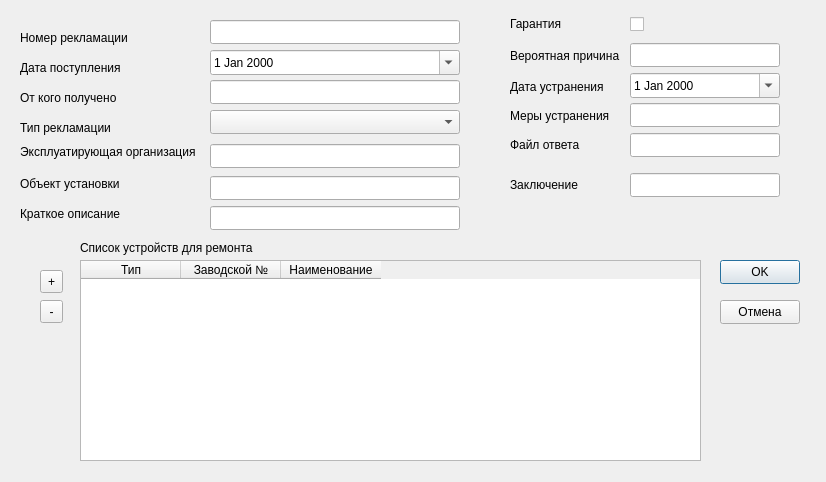
Qt form Remont/claimdetail.ui (AlexeyScherbakov2021/Remont2) before a commit.
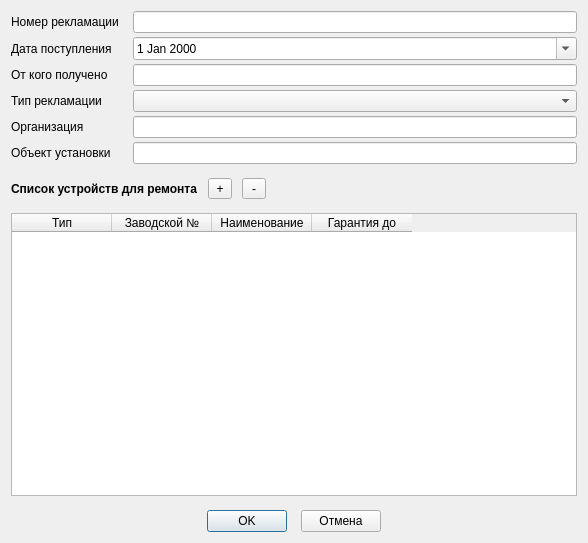
The same form after that commit.

Commit message: Первая отладка до начала ремонта

```diff
--- a/Remont/claimdetail.ui
+++ b/Remont/claimdetail.ui
@@ -6,359 +6,153 @@
    <rect>
     <x>0</x>
     <y>0</y>
-    <width>826</width>
-    <height>482</height>
+    <width>588</width>
+    <height>543</height>
    </rect>
   </property>
   <property name="windowTitle">
    <string>Рекламация</string>
   </property>
+  <layout class="QVBoxLayout" name="verticalLayout_2">
+   <property name="spacing">
+    <number>14</number>
+   </property>
+   <item>
+    <layout class="QFormLayout" name="formLayout">
+     <property name="verticalSpacing">
+      <number>4</number>
+     </property>
+     <item row="0" column="0">
   <widget class="QLabel" name="label">
-   <property name="geometry">
-    <rect>
-     <x>20</x>
-     <y>30</y>
-     <width>180</width>
-     <height>16</height>
-    </rect>
-   </property>
    <property name="text">
     <string>Номер рекламации</string>
    </property>
   </widget>
+     </item>
+     <item row="0" column="1">
+      <widget class="QLineEdit" name="leNumber"/>
+     </item>
+     <item row="1" column="0">
   <widget class="QLabel" name="label_2">
-   <property name="geometry">
-    <rect>
-     <x>20</x>
-     <y>60</y>
-     <width>180</width>
-     <height>16</height>
-    </rect>
-   </property>
    <property name="text">
     <string>Дата поступления</string>
    </property>
   </widget>
+     </item>
+     <item row="1" column="1">
+      <widget class="QDateEdit" name="deDateClaim">
+       <property name="calendarPopup">
+        <bool>true</bool>
+       </property>
+      </widget>
+     </item>
+     <item row="2" column="0">
   <widget class="QLabel" name="label_3">
-   <property name="geometry">
-    <rect>
-     <x>20</x>
-     <y>90</y>
-     <width>180</width>
-     <height>16</height>
-    </rect>
-   </property>
    <property name="text">
     <string>От кого получено</string>
    </property>
   </widget>
+     </item>
+     <item row="2" column="1">
+      <widget class="QLineEdit" name="leFromWho"/>
+     </item>
+     <item row="3" column="0">
   <widget class="QLabel" name="label_4">
-   <property name="geometry">
-    <rect>
-     <x>20</x>
-     <y>120</y>
-     <width>180</width>
-     <height>16</height>
-    </rect>
-   </property>
    <property name="text">
     <string>Тип рекламации</string>
    </property>
   </widget>
+     </item>
+     <item row="3" column="1">
+      <widget class="QComboBox" name="cbTypeClaim"/>
+     </item>
+     <item row="4" column="0">
   <widget class="QLabel" name="label_5">
-   <property name="geometry">
-    <rect>
-     <x>20</x>
-     <y>144</y>
-     <width>180</width>
-     <height>16</height>
-    </rect>
-   </property>
    <property name="layoutDirection">
     <enum>Qt::LayoutDirection::LeftToRight</enum>
    </property>
    <property name="text">
-    <string>Эксплуатирующая организация</string>
-   </property>
-  </widget>
+        <string>Организация</string>
+       </property>
+      </widget>
+     </item>
+     <item row="4" column="1">
+      <widget class="QLineEdit" name="leOrganiz"/>
+     </item>
+     <item row="5" column="0">
   <widget class="QLabel" name="label_6">
-   <property name="geometry">
-    <rect>
-     <x>20</x>
-     <y>176</y>
-     <width>180</width>
-     <height>16</height>
-    </rect>
-   </property>
    <property name="text">
     <string>Объект установки</string>
    </property>
   </widget>
-  <widget class="QLabel" name="label_7">
-   <property name="geometry">
-    <rect>
-     <x>20</x>
-     <y>206</y>
-     <width>180</width>
-     <height>16</height>
-    </rect>
-   </property>
-   <property name="text">
-    <string>Краткое описание</string>
-   </property>
-  </widget>
-  <widget class="QLabel" name="label_16">
-   <property name="geometry">
-    <rect>
-     <x>510</x>
-     <y>16</y>
-     <width>120</width>
-     <height>16</height>
-    </rect>
-   </property>
+     </item>
+     <item row="5" column="1">
+      <widget class="QLineEdit" name="leObjectInst"/>
+     </item>
+    </layout>
+   </item>
+   <item>
+    <layout class="QVBoxLayout" name="verticalLayout">
+     <item>
+      <layout class="QHBoxLayout" name="horizontalLayout">
+       <property name="spacing">
+        <number>10</number>
+       </property>
+       <item>
+        <widget class="QLabel" name="label_8">
+         <property name="font">
+          <font>
+           <bold>true</bold>
+          </font>
+         </property>
    <property name="text">
-    <string>Гарантия</string>
-   </property>
-  </widget>
-  <widget class="QLabel" name="label_17">
-   <property name="geometry">
-    <rect>
-     <x>510</x>
-     <y>48</y>
-     <width>120</width>
-     <height>16</height>
-    </rect>
+          <string>Список устройств для ремонта</string>
+         </property>
+        </widget>
+       </item>
+       <item>
+        <widget class="QToolButton" name="tbAddDevice">
+         <property name="minimumSize">
+          <size>
+           <width>24</width>
+           <height>0</height>
+          </size>
    </property>
    <property name="text">
-    <string>Вероятная причина</string>
-   </property>
-  </widget>
-  <widget class="QLabel" name="label_18">
-   <property name="geometry">
-    <rect>
-     <x>510</x>
-     <y>79</y>
-     <width>120</width>
-     <height>16</height>
-    </rect>
+          <string>+</string>
+         </property>
+        </widget>
+       </item>
+       <item>
+        <widget class="QToolButton" name="tbDeleteDevice">
+         <property name="minimumSize">
+          <size>
+           <width>24</width>
+           <height>0</height>
+          </size>
    </property>
    <property name="text">
-    <string>Дата устранения</string>
-   </property>
-  </widget>
-  <widget class="QLabel" name="label_19">
-   <property name="geometry">
-    <rect>
-     <x>510</x>
-     <y>108</y>
-     <width>120</width>
-     <height>16</height>
-    </rect>
-   </property>
-   <property name="text">
-    <string>Меры устранения</string>
-   </property>
-  </widget>
-  <widget class="QLabel" name="label_20">
-   <property name="geometry">
-    <rect>
-     <x>510</x>
-     <y>137</y>
-     <width>120</width>
-     <height>16</height>
-    </rect>
-   </property>
-   <property name="text">
-    <string>Файл ответа</string>
-   </property>
-  </widget>
-  <widget class="QLabel" name="label_21">
-   <property name="geometry">
-    <rect>
-     <x>510</x>
-     <y>177</y>
-     <width>120</width>
-     <height>16</height>
-    </rect>
-   </property>
-   <property name="text">
-    <string>Заключение</string>
-   </property>
-  </widget>
-  <widget class="QLineEdit" name="leNumber">
-   <property name="geometry">
-    <rect>
-     <x>210</x>
-     <y>20</y>
-     <width>250</width>
-     <height>24</height>
-    </rect>
-   </property>
-  </widget>
-  <widget class="QLineEdit" name="leFromWho">
-   <property name="geometry">
-    <rect>
-     <x>210</x>
-     <y>80</y>
-     <width>250</width>
-     <height>24</height>
-    </rect>
-   </property>
-  </widget>
-  <widget class="QDateEdit" name="deDateClaim">
-   <property name="geometry">
-    <rect>
-     <x>210</x>
-     <y>50</y>
-     <width>250</width>
-     <height>25</height>
-    </rect>
-   </property>
-   <property name="calendarPopup">
-    <bool>true</bool>
-   </property>
-  </widget>
-  <widget class="QComboBox" name="cbTypeClaim">
-   <property name="geometry">
-    <rect>
-     <x>210</x>
-     <y>110</y>
-     <width>250</width>
-     <height>24</height>
-    </rect>
-   </property>
-  </widget>
-  <widget class="QLineEdit" name="leOrganiz">
-   <property name="geometry">
-    <rect>
-     <x>210</x>
-     <y>144</y>
-     <width>250</width>
-     <height>24</height>
-    </rect>
-   </property>
-  </widget>
-  <widget class="QLineEdit" name="leObjectInst">
-   <property name="geometry">
-    <rect>
-     <x>210</x>
-     <y>176</y>
-     <width>250</width>
-     <height>24</height>
-    </rect>
-   </property>
-  </widget>
-  <widget class="QLineEdit" name="leDescript">
-   <property name="geometry">
-    <rect>
-     <x>210</x>
-     <y>206</y>
-     <width>250</width>
-     <height>24</height>
-    </rect>
-   </property>
-  </widget>
-  <widget class="QCheckBox" name="cbGuarantee">
-   <property name="geometry">
-    <rect>
-     <x>630</x>
-     <y>13</y>
-     <width>150</width>
-     <height>22</height>
-    </rect>
-   </property>
-   <property name="text">
-    <string/>
-   </property>
-  </widget>
-  <widget class="QLineEdit" name="leReason">
-   <property name="geometry">
-    <rect>
-     <x>630</x>
-     <y>43</y>
-     <width>150</width>
-     <height>24</height>
-    </rect>
-   </property>
-  </widget>
-  <widget class="QDateEdit" name="deDateRepair">
-   <property name="geometry">
-    <rect>
-     <x>630</x>
-     <y>73</y>
-     <width>150</width>
-     <height>25</height>
-    </rect>
-   </property>
-   <property name="calendarPopup">
-    <bool>true</bool>
-   </property>
-  </widget>
-  <widget class="QLineEdit" name="leDoRepair">
-   <property name="geometry">
-    <rect>
-     <x>630</x>
-     <y>103</y>
-     <width>150</width>
-     <height>24</height>
-    </rect>
-   </property>
-  </widget>
-  <widget class="QLineEdit" name="leFileAnswer">
-   <property name="geometry">
-    <rect>
-     <x>630</x>
-     <y>133</y>
-     <width>150</width>
-     <height>24</height>
-    </rect>
-   </property>
-  </widget>
-  <widget class="QLineEdit" name="leTextResult">
-   <property name="geometry">
-    <rect>
-     <x>630</x>
-     <y>173</y>
-     <width>150</width>
-     <height>24</height>
-    </rect>
-   </property>
-  </widget>
-  <widget class="QPushButton" name="pbOK">
-   <property name="geometry">
-    <rect>
-     <x>720</x>
-     <y>260</y>
-     <width>80</width>
-     <height>24</height>
-    </rect>
-   </property>
-   <property name="text">
-    <string>OK</string>
-   </property>
-  </widget>
-  <widget class="QPushButton" name="pbCancel">
-   <property name="geometry">
-    <rect>
-     <x>720</x>
-     <y>300</y>
-     <width>80</width>
-     <height>24</height>
-    </rect>
-   </property>
-   <property name="text">
-    <string>Отмена</string>
-   </property>
-  </widget>
+          <string>-</string>
+         </property>
+        </widget>
+       </item>
+       <item>
+        <spacer name="horizontalSpacer_3">
+         <property name="orientation">
+          <enum>Qt::Orientation::Horizontal</enum>
+         </property>
+         <property name="sizeHint" stdset="0">
+          <size>
+           <width>40</width>
+           <height>20</height>
+          </size>
+         </property>
+        </spacer>
+       </item>
+      </layout>
+     </item>
+     <item>
   <widget class="QTableWidget" name="tableWidget">
-   <property name="geometry">
-    <rect>
-     <x>80</x>
-     <y>260</y>
-     <width>621</width>
-     <height>201</height>
-    </rect>
-   </property>
    <property name="selectionMode">
     <enum>QAbstractItemView::SelectionMode::SingleSelection</enum>
    </property>
@@ -380,46 +174,60 @@
      <string>Наименование</string>
     </property>
    </column>
-  </widget>
-  <widget class="QToolButton" name="tbAddDevice">
-   <property name="geometry">
-    <rect>
-     <x>40</x>
-     <y>270</y>
-     <width>23</width>
-     <height>23</height>
-    </rect>
-   </property>
+       <column>
    <property name="text">
-    <string>+</string>
-   </property>
-  </widget>
-  <widget class="QToolButton" name="tbDeleteDevice">
-   <property name="geometry">
-    <rect>
-     <x>40</x>
-     <y>300</y>
-     <width>23</width>
-     <height>23</height>
-    </rect>
-   </property>
+         <string>Гарантия до</string>
+        </property>
+       </column>
+      </widget>
+     </item>
+    </layout>
+   </item>
+   <item>
+    <layout class="QHBoxLayout" name="horizontalLayout_2">
+     <item>
+      <spacer name="horizontalSpacer">
+       <property name="orientation">
+        <enum>Qt::Orientation::Horizontal</enum>
+       </property>
+       <property name="sizeHint" stdset="0">
+        <size>
+         <width>40</width>
+         <height>20</height>
+        </size>
+       </property>
+      </spacer>
+     </item>
+     <item>
+      <widget class="QPushButton" name="pbOK">
    <property name="text">
-    <string>-</string>
-   </property>
-  </widget>
-  <widget class="QLabel" name="label_8">
-   <property name="geometry">
-    <rect>
-     <x>80</x>
-     <y>240</y>
-     <width>211</width>
-     <height>16</height>
-    </rect>
-   </property>
+        <string>OK</string>
+       </property>
+      </widget>
+     </item>
+     <item>
+      <widget class="QPushButton" name="pbCancel">
    <property name="text">
-    <string>Список устройств для ремонта</string>
-   </property>
-  </widget>
+        <string>Отмена</string>
+       </property>
+      </widget>
+     </item>
+     <item>
+      <spacer name="horizontalSpacer_2">
+       <property name="orientation">
+        <enum>Qt::Orientation::Horizontal</enum>
+       </property>
+       <property name="sizeHint" stdset="0">
+        <size>
+         <width>40</width>
+         <height>20</height>
+        </size>
+       </property>
+      </spacer>
+     </item>
+    </layout>
+   </item>
+  </layout>
  </widget>
  <resources/>
  <connections>
```
Lines whose indentation alone changed are shown as unchanged. The commit also changes 35 other files.
